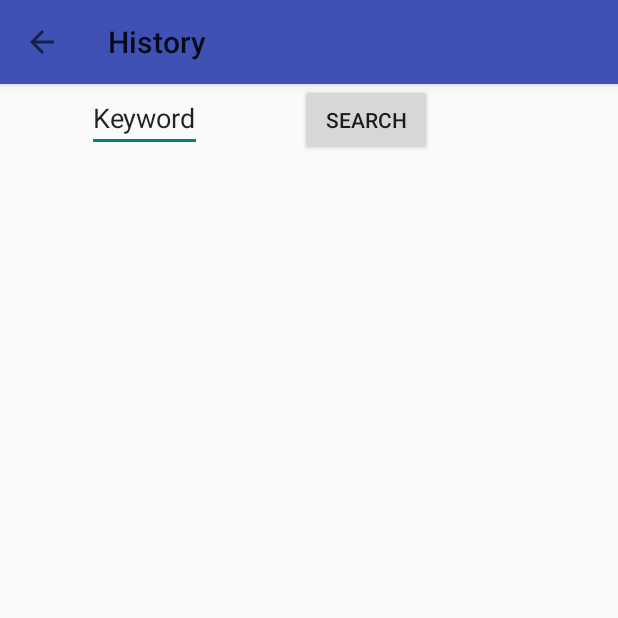
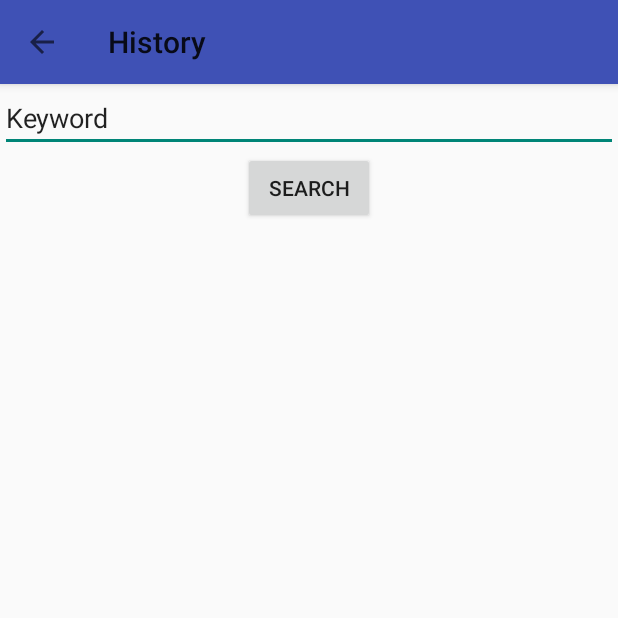
Before and after one commit to wHavelin/HackHarvard, an Android app: the ViewHistoryActivity screen opened directly, with no data from a screen before it, after a tap on "SEARCH", on a phone screen of 412 x 824 dp, the top half of it. Run offline under Robolectric (Android 15) with nearby library versions, the phone set to English and light mode, and no system bars; our stand-ins replace ButterKnife.

Commit message:
fixed search layout

```diff
--- a/app/src/main/java/com/example/researchbeast/myspectrum/ViewHistoryActivity.java
+++ b/app/src/main/java/com/example/researchbeast/myspectrum/ViewHistoryActivity.java
@@ -92,7 +92,6 @@ public class ViewHistoryActivity extends AppCompatActivity {
     public void searchHistory(View v){
         Intent i = new Intent(ViewHistoryActivity.this, ViewHistoryActivity.class);
         TextView someView = (TextView)findViewById(keywordToSearch);
-        Log.d("STATE", someView.getText().toString());
         i.putExtra("filter", someView.getText().toString());
         startActivity(i);
     }
--- a/app/src/main/res/layout/activity_view_history.xml
+++ b/app/src/main/res/layout/activity_view_history.xml
@@ -15,31 +15,24 @@
         android:layout_width="wrap_content"
         android:layout_height="wrap_content"
         android:id="@+id/eventListView"
-        android:layout_below="@+id/toolbar"
+        android:layout_below="@+id/button"
         android:layout_alignParentLeft="true"
-        android:layout_alignParentStart="true"
-        android:layout_marginTop="52dp" />
+        android:layout_alignParentStart="true" />
 
     <EditText
-        android:layout_width="wrap_content"
+        android:layout_width="match_parent"
         android:layout_height="wrap_content"
         android:id="@+id/keywordToSearch"
         android:text="Keyword"
         android:layout_below="@+id/toolbar"
-        android:layout_alignParentLeft="true"
-        android:layout_alignParentStart="true"
-        android:layout_marginLeft="58dp"
-        android:layout_marginStart="58dp" />
+        android:layout_centerHorizontal="true" />
 
     <Button
         android:layout_width="wrap_content"
         android:layout_height="wrap_content"
         android:text="Search"
         android:id="@+id/button"
-        android:layout_alignTop="@+id/keywordToSearch"
-        android:layout_toRightOf="@+id/keywordToSearch"
-        android:layout_toEndOf="@+id/keywordToSearch"
-        android:layout_marginLeft="65dp"
-        android:layout_marginStart="65dp"
-        android:onClick="searchHistory" />
+        android:onClick="searchHistory"
+        android:layout_below="@+id/keywordToSearch"
+        android:layout_centerHorizontal="true" />
 </RelativeLayout>
```
